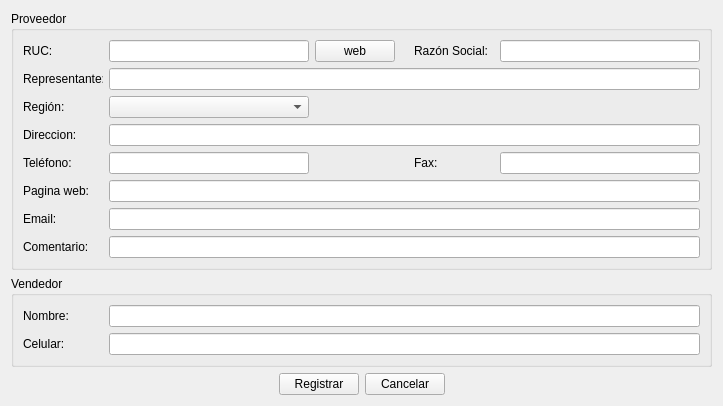
The window that ManagerM/ui_new_proveedor.ui (janfranco27/TheProyect) describes before a commit, drawn with Qt 5.
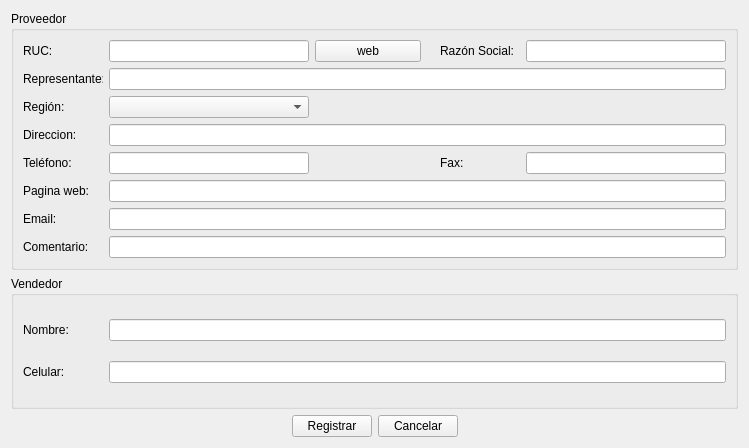
The same window after the commit.

```diff
--- a/ManagerM/ui_new_proveedor.ui
+++ b/ManagerM/ui_new_proveedor.ui
@@ -6,8 +6,8 @@
    <rect>
     <x>0</x>
     <y>0</y>
-    <width>718</width>
-    <height>392</height>
+    <width>749</width>
+    <height>448</height>
    </rect>
   </property>
   <property name="windowTitle">
```
Left out of the diff: 6 changed lines with no effect on the pictures.
